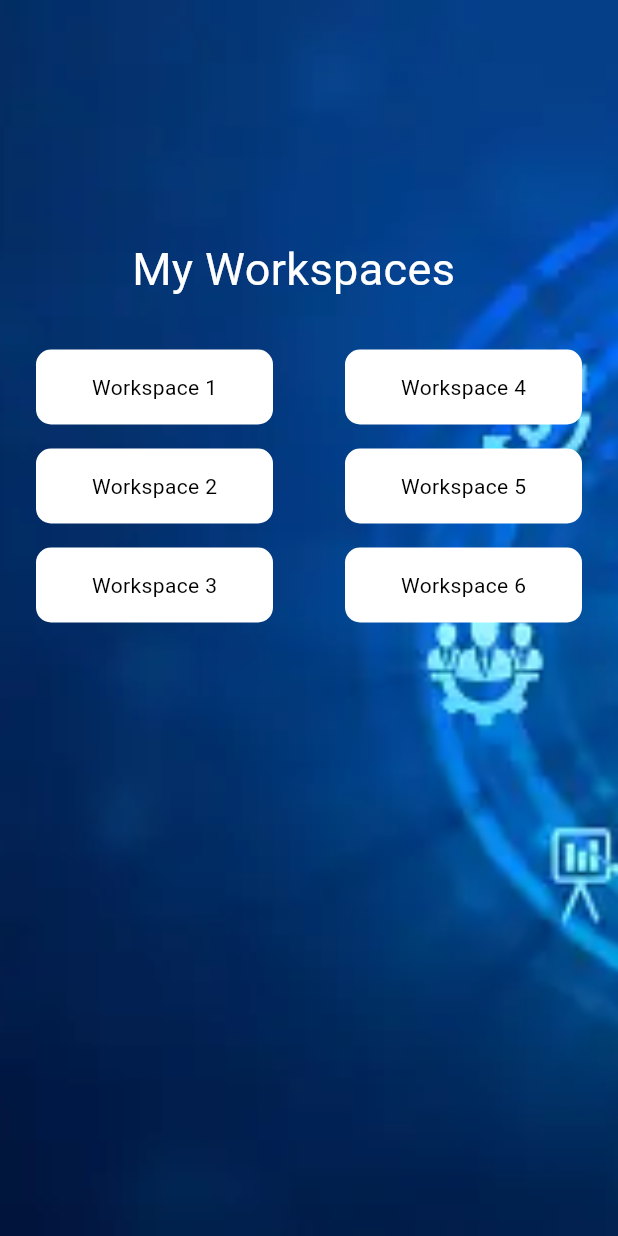
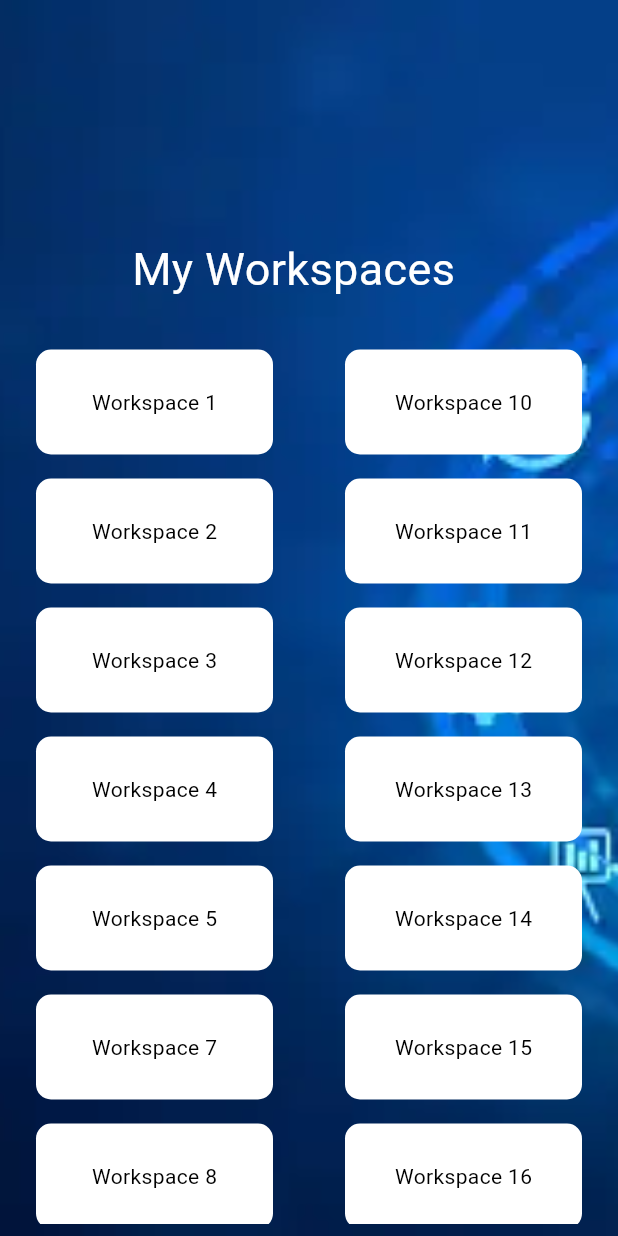
Before and after one commit to Ogesebastien1/SSM_MobileApp, a Flutter app: the screen it shows after launch, on a phone screen of 412 x 824 dp. Run offline on Flutter 3.47's test engine with Material 3 defaults, Android fonts, the phone set to English and light mode, and no system bars.

Commit message:
Page home done

```diff
--- a/lib/items/workspace_item.dart
+++ b/lib/items/workspace_item.dart
@@ -17,15 +17,13 @@ class WorkspaceButton extends StatelessWidget {
   Widget build(BuildContext context) {
     return ElevatedButton(
       onPressed: () {
-        // Perform action when the workspace button is pressed
-        print('Workspace ${workspace.name} pressed');
       },
       child: Column(
         crossAxisAlignment: CrossAxisAlignment.start,
         children: [
           Text(
             workspace.name,
-            style: const TextStyle(fontSize: 20),
+            style: const TextStyle(fontSize: 16),
           )
         ],
       ),
--- a/lib/main.dart
+++ b/lib/main.dart
@@ -8,7 +8,6 @@ void main() {
 class MyApp extends StatelessWidget {
   const MyApp({super.key});
 
-  // This widget is the root of your application.
   @override
   Widget build(BuildContext context) {
     return MaterialApp(
--- a/lib/pages/home.dart
+++ b/lib/pages/home.dart
@@ -2,26 +2,34 @@ import 'package:flutter/material.dart';
 import '../items/workspace_item.dart';
 
 class Home extends StatelessWidget {
-  const Home({Key? key}) : super(key: key);
+  const Home({super.key});
 
   @override
   Widget build(BuildContext context) {
-    // Sample list of workspace items
     List<WorkspaceItem> workspaces = [
       WorkspaceItem(name: 'Workspace 1'),
       WorkspaceItem(name: 'Workspace 2'),
       WorkspaceItem(name: 'Workspace 3'),
       WorkspaceItem(name: 'Workspace 4'),
       WorkspaceItem(name: 'Workspace 5'),
-      WorkspaceItem(name: 'Workspace 6'),
+      WorkspaceItem(name: 'Workspace 7'),
+      WorkspaceItem(name: 'Workspace 8'),
+      WorkspaceItem(name: 'Workspace 9'),
+      WorkspaceItem(name: 'Workspace 10'),
+      WorkspaceItem(name: 'Workspace 11'),
+      WorkspaceItem(name: 'Workspace 12'),
+      WorkspaceItem(name: 'Workspace 13'),
+      WorkspaceItem(name: 'Workspace 14'),
+      WorkspaceItem(name: 'Workspace 15'),
+      WorkspaceItem(name: 'Workspace 16'),
     ];
 
     return Scaffold(
       body: Stack(
-        fit: StackFit.expand, // Make the stack fit the size of its parent
+        fit: StackFit.expand,
         children: [
           Image.asset(
-            'assets/images/backgroundHomePage.jpeg', // Replace with your background image path
+            'assets/images/backgroundHomePage.jpeg',
             fit: BoxFit.cover,
           ),
           Padding(
@@ -53,7 +61,7 @@ class Home extends StatelessWidget {
                                 },
                                 child: Container(
                                   width: double.infinity,
-                                  height: 50, // Adjust height as needed
+                                  height: 70, // Adjust height as needed
                                   decoration: BoxDecoration(
                                     color: Colors.white, // Background color of the button
                                     borderRadius: BorderRadius.circular(10), // Border radius
@@ -84,7 +92,7 @@ class Home extends StatelessWidget {
                                 },
                                 child: Container(
                                   width: double.infinity,
-                                  height: 50, // Adjust height as needed
+                                  height: 70,
                                   decoration: BoxDecoration(
                                     color: Colors.white, // Background color of the button
                                     borderRadius: BorderRadius.circular(10), // Border radius
```
